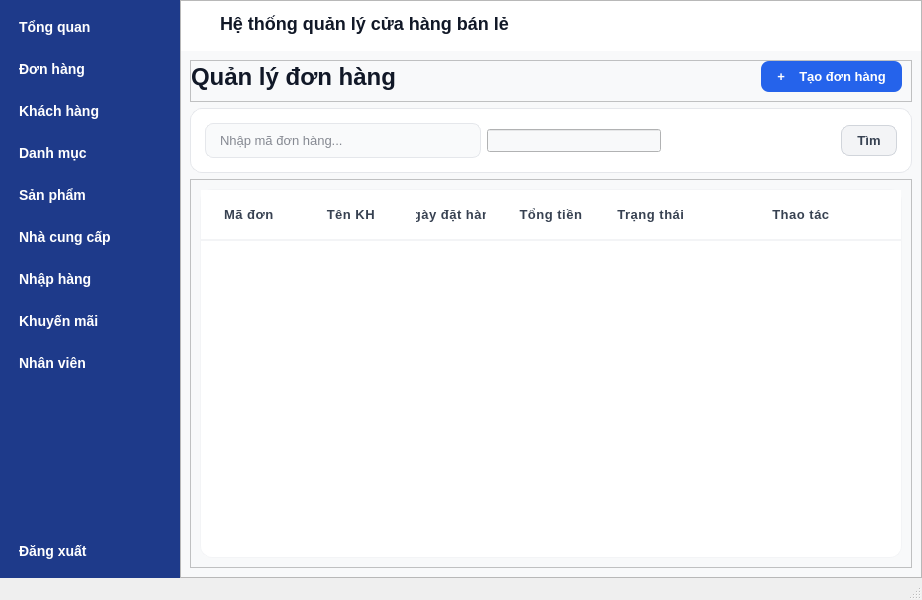
doandt0612/retail-store-management, file ui/QuanLyCuaHang/mainQLCH.ui: the form before one commit.
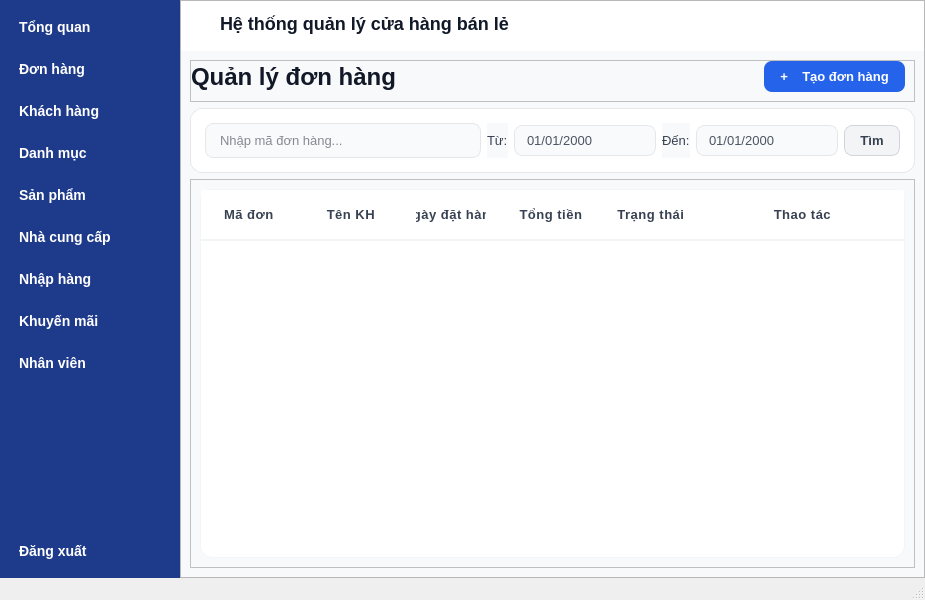
The form after the commit. The open tabs and pages were chosen to show the change.

The edit to the form file:
```diff
--- a/ui/QuanLyCuaHang/mainQLCH.ui
+++ b/ui/QuanLyCuaHang/mainQLCH.ui
@@ -714,20 +714,38 @@
                </widget>
               </item>
               <item>
-               <widget class="QLineEdit" name="deLocNgay"/>
+               <widget class="QLabel" name="lblTuNgayDH">
+                <property name="text">
+                 <string>Từ:</string>
+                </property>
+               </widget>
               </item>
               <item>
-               <spacer name="horizontalSpacer">
-                <property name="orientation">
-                 <enum>Qt::Horizontal</enum>
+               <widget class="QDateEdit" name="deLocNgayTu">
+                <property name="displayFormat">
+                 <string>dd/MM/yyyy</string>
                 </property>
-                <property name="sizeHint" stdset="0">
-                 <size>
-                  <width>140</width>
-                  <height>13</height>
-                 </size>
+                <property name="calendarPopup">
+                 <bool>true</bool>
                 </property>
-               </spacer>
+               </widget>
+              </item>
+              <item>
+               <widget class="QLabel" name="lblDenNgayDH">
+                <property name="text">
+                 <string>Đến:</string>
+                </property>
+               </widget>
+              </item>
+              <item>
+               <widget class="QDateEdit" name="deLocNgayDen">
+                <property name="displayFormat">
+                 <string>dd/MM/yyyy</string>
+                </property>
+                <property name="calendarPopup">
+                 <bool>true</bool>
+                </property>
+               </widget>
               </item>
               <item>
                <widget class="QPushButton" name="btnTimKiemDonHang">
```
Left out of the diff: 44 changed lines with no effect on the pictures.
